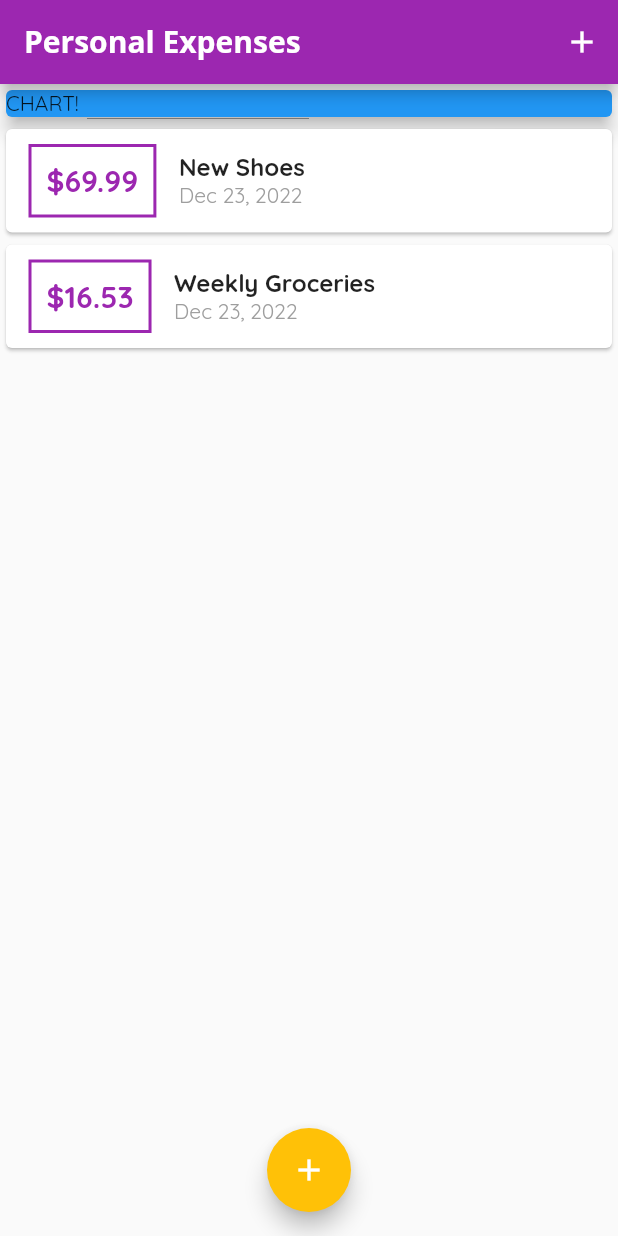
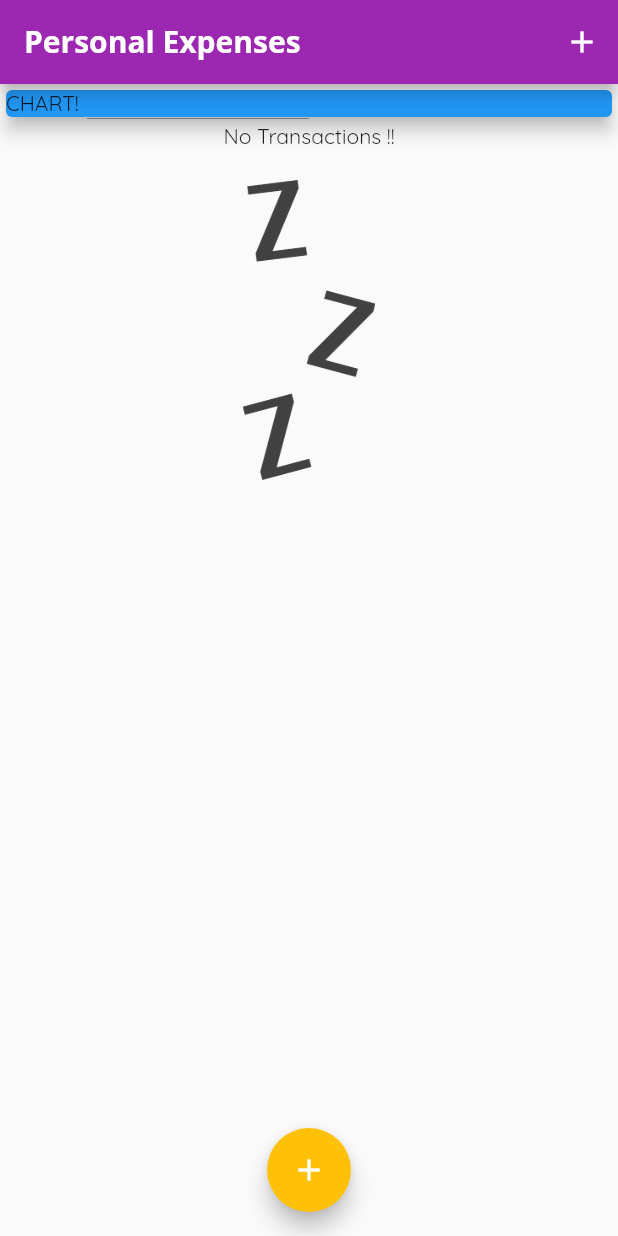
Before and after one commit to NishantWankhade/Flutter_Udemy_expense_planner, a Flutter app: the screen it shows after launch, on a phone screen of 412 x 824 dp. Run offline on Flutter 3.47's test engine with Material 2 defaults, Android fonts, the phone set to English and light mode, and no system bars.

Commit message:
Adding Image:-> -> adding file into project file -> setting assets in pubspec.yaml file -> setting up logic for seeing the no transaction img

```diff
--- a/lib/main.dart
+++ b/lib/main.dart
@@ -1,3 +1,5 @@
+// ignore_for_file: unnecessary_string_escapes
+
 import 'package:flutter/material.dart';
 import 'package:flutter_expense_planner/widgets/new_transaction.dart';
 
@@ -36,18 +38,18 @@ class MyHomePage extends StatefulWidget {
 
 class _MyHomePageState extends State<MyHomePage> {
   final List<Transaction> _userTransactions = [
-    Transaction(
-      id: 't1',
-      title: 'New Shoes',
-      amount: 69.99,
-      date: DateTime.now(),
-    ),
-    Transaction(
-      id: 't2',
-      title: 'Weekly Groceries',
-      amount: 16.53,
-      date: DateTime.now(),
-    ),
+    // Transaction(
+    //   id: 't1',
+    //   title: 'New Shoes',
+    //   amount: 69.99,
+    //   date: DateTime.now(),
+    // ),
+    // Transaction(
+    //   id: 't2',
+    //   title: 'Weekly Groceries',
+    //   amount: 16.53,
+    //   date: DateTime.now(),
+    // ),
   ];
 
   void _addNewTransaction(String txTitle, double txAmount) {
--- a/lib/widgets/transaction_list.dart
+++ b/lib/widgets/transaction_list.dart
@@ -11,7 +11,28 @@ class TransactionList extends StatelessWidget {
   Widget build(BuildContext context) {
     return Container(
       height: 400,
-      child: ListView.builder(
+      child: transactions.isEmpty
+          ? Column(
+              children: [
+                const Text(
+                  "No Transactions !!",
+                  style: TextStyle(
+                    fontFamily: 'Quicksand',
+                  ),
+                ),
+                SizedBox(
+                  height: 20,
+                ),
+                Container(
+                  height: 200,
+                  child: Image.asset(
+                    'assets/images/waiting.png',
+                    fit: BoxFit.cover,
+                  ),
+                ),
+              ],
+            )
+          : ListView.builder(
               itemBuilder: (ctx, index) {
                 return Card(
                   child: Row(
--- a/pubspec.yaml
+++ b/pubspec.yaml
@@ -56,6 +56,8 @@ flutter:
   # The following line ensures that the Material Icons font is
   # included with your application, so that you can use the icons in
   # the material Icons class.
+  assets:
+    - assets/images/waiting.png
   uses-material-design: true
   fonts:
     - family: OpenSans
@@ -70,6 +72,7 @@ flutter:
         - asset: assets\fonts\Quicksand-Medium.ttf
         - asset: assets\fonts\Quicksand-Regular.ttf
           weight: 700
+
 
 dart:
   dart.previewFlutterUiGuides: true,
```
Also changed, not shown: assets/images/waiting.png (added). Lines whose indentation alone changed are shown as unchanged.
